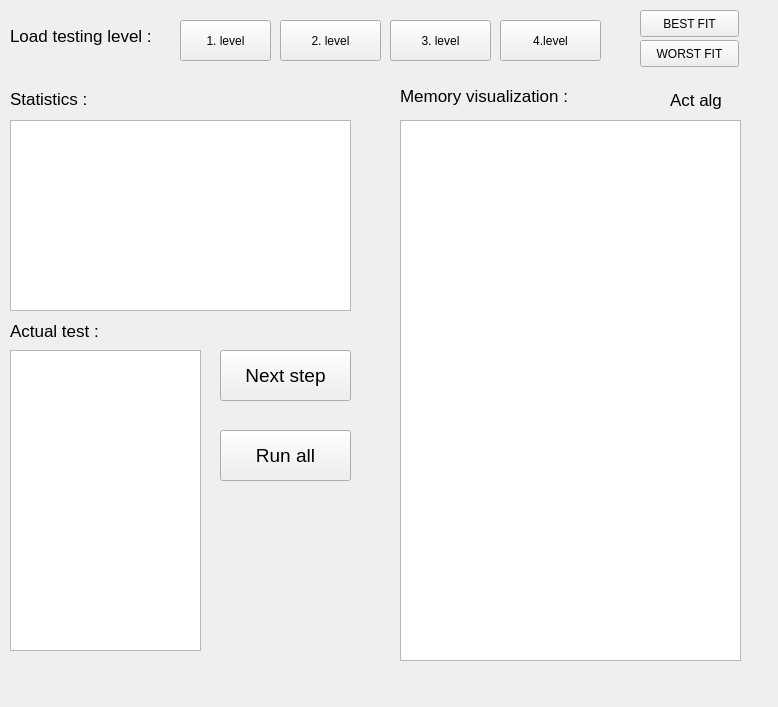
Old version of the form python_module/src/form.ui in the repository dawidbeno/memory_management.
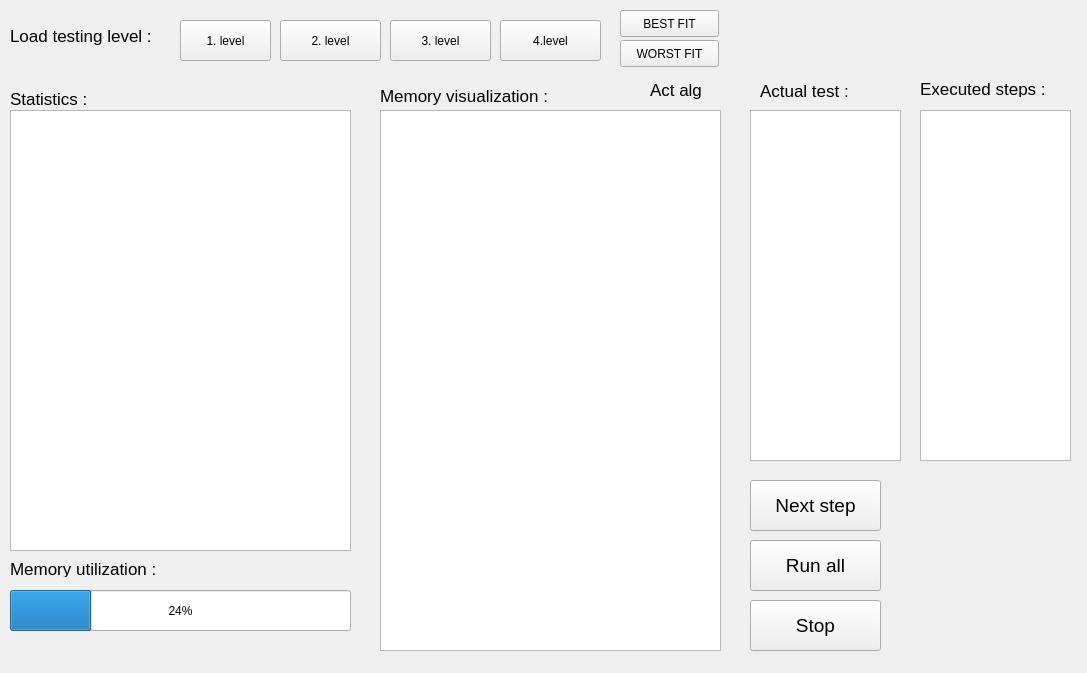
New version of the form.

Patch:
```diff
--- a/python_module/src/form.ui
+++ b/python_module/src/form.ui
@@ -6,8 +6,8 @@
    <rect>
     <x>0</x>
     <y>0</y>
-    <width>778</width>
-    <height>707</height>
+    <width>1087</width>
+    <height>673</height>
    </rect>
   </property>
   <property name="windowTitle">
@@ -86,7 +86,7 @@
   <widget class="QLabel" name="lbMV">
    <property name="geometry">
     <rect>
-     <x>400</x>
+     <x>380</x>
      <y>80</y>
      <width>181</width>
      <height>31</height>
@@ -104,8 +104,8 @@
   <widget class="QLabel" name="lbAT">
    <property name="geometry">
     <rect>
-     <x>10</x>
-     <y>320</y>
+     <x>760</x>
+     <y>80</y>
      <width>101</width>
      <height>21</height>
     </rect>
@@ -122,10 +122,10 @@
   <widget class="QTextBrowser" name="tbActTest">
    <property name="geometry">
     <rect>
-     <x>10</x>
-     <y>350</y>
-     <width>191</width>
-     <height>301</height>
+     <x>750</x>
+     <y>110</y>
+     <width>151</width>
+     <height>351</height>
     </rect>
    </property>
    <property name="html">
@@ -139,8 +139,8 @@
   <widget class="QPushButton" name="btnNextStep">
    <property name="geometry">
     <rect>
-     <x>220</x>
-     <y>350</y>
+     <x>750</x>
+     <y>480</y>
      <width>131</width>
      <height>51</height>
     </rect>
@@ -157,8 +157,8 @@
   <widget class="QPushButton" name="btnRunAll">
    <property name="geometry">
     <rect>
-     <x>220</x>
-     <y>430</y>
+     <x>750</x>
+     <y>540</y>
      <width>131</width>
      <height>51</height>
     </rect>
@@ -175,8 +175,8 @@
   <widget class="QTextBrowser" name="tbMemVisual">
    <property name="geometry">
     <rect>
-     <x>400</x>
-     <y>120</y>
+     <x>380</x>
+     <y>110</y>
      <width>341</width>
      <height>541</height>
     </rect>
@@ -186,9 +186,9 @@
    <property name="geometry">
     <rect>
      <x>10</x>
-     <y>120</y>
+     <y>110</y>
      <width>341</width>
-     <height>191</height>
+     <height>441</height>
     </rect>
    </property>
   </widget>
@@ -213,8 +213,8 @@
   <widget class="QLabel" name="lbActAlg">
    <property name="geometry">
     <rect>
-     <x>670</x>
-     <y>90</y>
+     <x>650</x>
+     <y>80</y>
      <width>71</width>
      <height>20</height>
     </rect>
@@ -231,7 +231,7 @@
   <widget class="QPushButton" name="btnSetBest">
    <property name="geometry">
     <rect>
-     <x>640</x>
+     <x>620</x>
      <y>10</y>
      <width>99</width>
      <height>27</height>
@@ -244,7 +244,7 @@
   <widget class="QPushButton" name="btnSetWorst">
    <property name="geometry">
     <rect>
-     <x>640</x>
+     <x>620</x>
      <y>40</y>
      <width>99</width>
      <height>27</height>
@@ -254,6 +254,83 @@
     <string>WORST FIT</string>
    </property>
   </widget>
+  <widget class="QLabel" name="lbES">
+   <property name="geometry">
+    <rect>
+     <x>920</x>
+     <y>80</y>
+     <width>131</width>
+     <height>17</height>
+    </rect>
+   </property>
+   <property name="font">
+    <font>
+     <pointsize>13</pointsize>
+    </font>
+   </property>
+   <property name="text">
+    <string>Executed steps :</string>
+   </property>
+  </widget>
+  <widget class="QTextBrowser" name="tbExecSteps">
+   <property name="geometry">
+    <rect>
+     <x>920</x>
+     <y>110</y>
+     <width>151</width>
+     <height>351</height>
+    </rect>
+   </property>
+  </widget>
+  <widget class="QPushButton" name="btnStop">
+   <property name="geometry">
+    <rect>
+     <x>750</x>
+     <y>600</y>
+     <width>131</width>
+     <height>51</height>
+    </rect>
+   </property>
+   <property name="font">
+    <font>
+     <pointsize>14</pointsize>
+    </font>
+   </property>
+   <property name="text">
+    <string>Stop</string>
+   </property>
+  </widget>
+  <widget class="QProgressBar" name="pbMemUtil">
+   <property name="geometry">
+    <rect>
+     <x>10</x>
+     <y>590</y>
+     <width>341</width>
+     <height>41</height>
+    </rect>
+   </property>
+   <property name="value">
+    <number>24</number>
+   </property>
+  </widget>
+  <widget class="QLabel" name="lbMemUtil">
+   <property name="geometry">
+    <rect>
+     <x>10</x>
+     <y>560</y>
+     <width>211</width>
+     <height>17</height>
+    </rect>
+   </property>
+   <property name="font">
+    <font>
+     <pointsize>13</pointsize>
+    </font>
+   </property>
+   <property name="text">
+    <string>Memory utilization :</string>
+   </property>
+  </widget>
  </widget>
  <resources/>
  <connections/>
```
